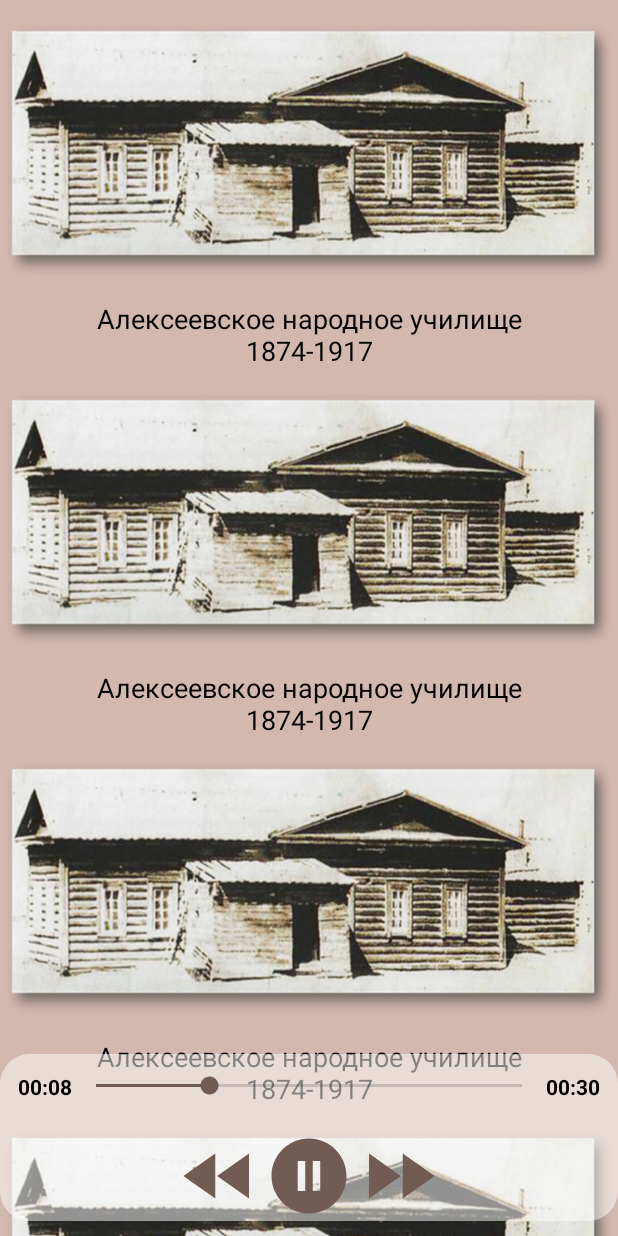
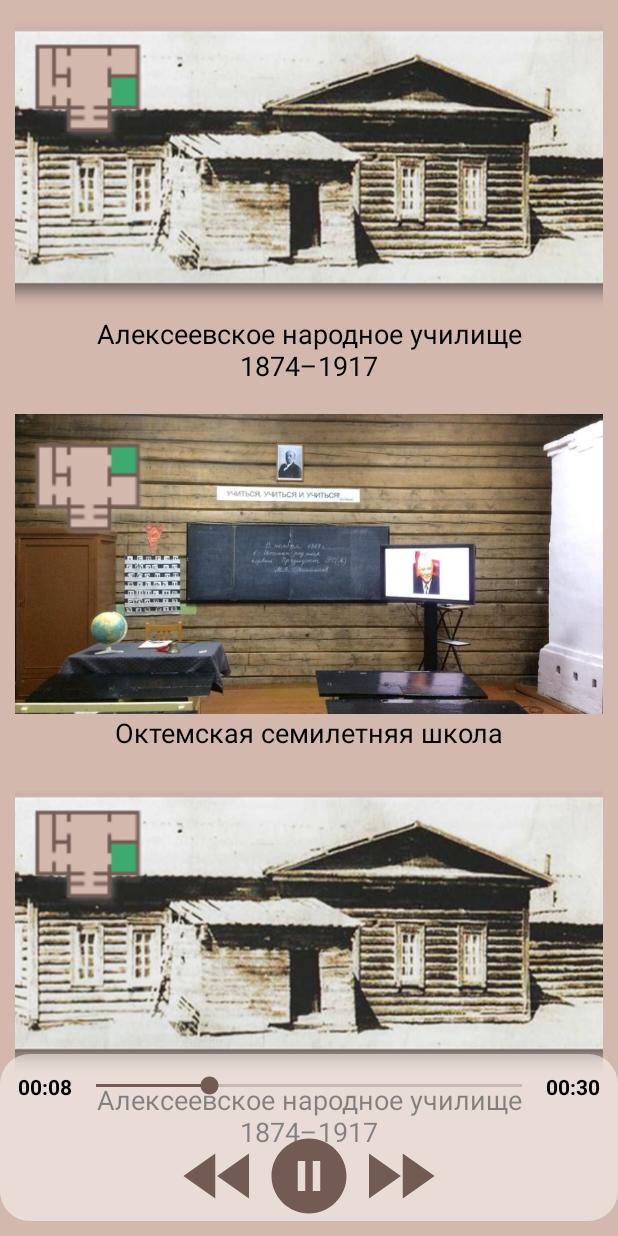
Before and after one commit to brearey/AudioGuide, an Android app: the screen it shows after launch (MainActivity), on a phone screen of 412 x 824 dp. Run offline under Robolectric (Android 15) with nearby library versions, the phone set to English and light mode, and no system bars.

Commit message:
# added map icons # added songs of welcome.mp3 and main_menu.mp3 # playing main_menu.mp3 after welcome.mp3

```diff
--- a/app/src/main/java/ru/oktemsec/audioguide/MainActivity.kt
+++ b/app/src/main/java/ru/oktemsec/audioguide/MainActivity.kt
@@ -8,7 +8,6 @@ import android.view.View
 import android.widget.ImageView
 import android.widget.SeekBar
 import android.widget.TextView
-import org.w3c.dom.Text
 import java.util.concurrent.TimeUnit
 
 class MainActivity : AppCompatActivity() {
@@ -30,7 +29,8 @@ class MainActivity : AppCompatActivity() {
         val btRew: ImageView = findViewById(R.id.bt_rew)
 
         // Media player
-        mediaPlayer = MediaPlayer.create(this, R.raw.song)
+        //https://www.narakeet.com/app/text-to-audio/
+        mediaPlayer = MediaPlayer.create(this, R.raw.welcome)
         mediaPlayer.setVolume(0.8f, 0.8f)
 
         //Make sure you update Seekbar on UI thread
@@ -40,13 +40,9 @@ class MainActivity : AppCompatActivity() {
                 handler.postDelayed(this, 500)
             }
         }
-        // Duration
-        val duration = mediaPlayer.duration.toLong()
-        val sDuration: String = convertFormat(duration)
-        playerDuration.text = sDuration
 
         btPlay.setOnClickListener {
-            playSound(btPlay, btPause, seekBar, runnable)
+            playSound(playerDuration, btPlay, btPause, seekBar, runnable)
         }
 
         btPause.setOnClickListener {
@@ -94,7 +90,13 @@ class MainActivity : AppCompatActivity() {
         }
 
         // Play on start app
-        playSound(btPlay, btPause, seekBar, runnable)
+        playSound(playerDuration, btPlay, btPause, seekBar, runnable)
+        // after welcome play Main menu sound
+        mediaPlayer.setOnCompletionListener {
+            mediaPlayer.reset()
+            mediaPlayer = MediaPlayer.create(this, R.raw.main_menu)
+            playSound(playerDuration, btPlay, btPause, seekBar, runnable)
+        }
     }
 
     private fun convertFormat(duration: Long): String {
@@ -105,7 +107,11 @@ class MainActivity : AppCompatActivity() {
         )
     }
 
-    private fun playSound(btnPlay: ImageView, btnPause:ImageView, seekBar: SeekBar, runnable: Runnable) {
+    private fun playSound(playerDuration: TextView, btnPlay: ImageView, btnPause:ImageView, seekBar: SeekBar, runnable: Runnable) {
+        // Duration
+        val duration = mediaPlayer.duration.toLong()
+        val sDuration: String = convertFormat(duration)
+        playerDuration.text = sDuration
         btnPlay.visibility = View.GONE
         btnPause.visibility = View.VISIBLE
         mediaPlayer.start()
--- a/app/src/main/res/layout/activity_main.xml
+++ b/app/src/main/res/layout/activity_main.xml
@@ -11,6 +11,7 @@
         android:layout_width="match_parent"
         android:layout_height="match_parent"
         android:contentDescription="@string/app_name"
+        android:padding="10dp"
         app:layout_constraintBottom_toBottomOf="parent"
         app:layout_constraintEnd_toEndOf="parent"
         app:layout_constraintStart_toStartOf="parent"
@@ -18,79 +19,109 @@
 
         <LinearLayout
             android:layout_width="match_parent"
-            android:layout_height="wrap_content"
+            android:layout_height="match_parent"
             android:orientation="vertical">
+            <!--First museum room-->
+            <RelativeLayout
+                android:layout_width="match_parent"
+                android:layout_height="wrap_content">
+                <!--Map-->
+                <ImageView
+                    android:layout_width="80dp"
+                    android:layout_height="80dp"
+                    android:src="@drawable/map1"
+                    android:layout_marginStart="10dp"
+                    android:layout_marginTop="10dp"
+                    android:translationZ="1dp"/>
                 <LinearLayout
                     android:layout_width="match_parent"
                     android:layout_height="wrap_content"
-                android:orientation="vertical">
+                    android:orientation="vertical"
+                    android:layout_marginBottom="20dp">
                     <ImageView
                         android:layout_width="match_parent"
                         android:layout_height="200dp"
                         android:src="@drawable/zal_alex_narod"
-                    android:contentDescription="zal_alex_narod"/>
+                        android:scaleType="centerCrop"
+                        android:contentDescription="@string/zal_alex_narod"/>
                     <TextView
                         android:layout_width="match_parent"
                         android:layout_height="wrap_content"
                         android:gravity="center"
-                    android:text="Алексеевское народное училище\n1874-1917"
+                        android:text="@string/zal_alex_narod"
                         android:textSize="18sp"
                         android:textColor="@color/primaryTextColor"/>
                 </LinearLayout>
-
+            </RelativeLayout>
+            <!--Second museum room-->
+            <RelativeLayout
+                android:layout_width="match_parent"
+                android:layout_height="wrap_content">
+                <!--Map-->
+                <ImageView
+                    android:layout_width="80dp"
+                    android:layout_height="80dp"
+                    android:src="@drawable/map2"
+                    android:layout_marginStart="10dp"
+                    android:layout_marginTop="10dp"
+                    android:translationZ="1dp"/>
                 <LinearLayout
                     android:layout_width="match_parent"
                     android:layout_height="wrap_content"
-                android:orientation="vertical">
+                    android:orientation="vertical"
+                    android:layout_marginBottom="20dp">
+                    <ImageView
+                        android:layout_width="match_parent"
+                        android:layout_height="200dp"
+                        android:src="@drawable/zal_okt_sevenyears"
+                        android:scaleType="centerCrop"
+                        android:contentDescription="@string/okt_seven_years"/>
+                    <TextView
+                        android:layout_width="match_parent"
+                        android:layout_height="wrap_content"
+                        android:gravity="center"
+                        android:text="@string/okt_seven_years"
+                        android:textSize="18sp"
+                        android:textColor="@color/primaryTextColor"/>
+                </LinearLayout>
+            </RelativeLayout>
+            <!--Third museum room-->
+            <RelativeLayout
+                android:layout_width="match_parent"
+                android:layout_height="wrap_content">
+                <!--Map-->
+                <ImageView
+                    android:layout_width="80dp"
+                    android:layout_height="80dp"
+                    android:src="@drawable/map1"
+                    android:layout_marginStart="10dp"
+                    android:layout_marginTop="10dp"
+                    android:translationZ="1dp"/>
+                <LinearLayout
+                    android:layout_width="match_parent"
+                    android:layout_height="wrap_content"
+                    android:orientation="vertical"
+                    android:layout_marginBottom="20dp">
                     <ImageView
                         android:layout_width="match_parent"
                         android:layout_height="200dp"
                         android:src="@drawable/zal_alex_narod"
-                    android:contentDescription="zal_alex_narod"/>
+                        android:scaleType="centerCrop"
+                        android:contentDescription="@string/zal_alex_narod"/>
                     <TextView
                         android:layout_width="match_parent"
                         android:layout_height="wrap_content"
                         android:gravity="center"
-                    android:text="Алексеевское народное училище\n1874-1917"
+                        android:text="@string/zal_alex_narod"
                         android:textSize="18sp"
                         android:textColor="@color/primaryTextColor"/>
                 </LinearLayout>
+            </RelativeLayout>
+            <!-- Space for scroll -->
+            <Space
+                android:layout_width="match_parent"
+                android:layout_height="100dp"/>
 
-            <LinearLayout
-                android:layout_width="match_parent"
-                android:layout_height="wrap_content"
-                android:orientation="vertical">
-                <ImageView
-                    android:layout_width="match_parent"
-                    android:layout_height="200dp"
-                    android:src="@drawable/zal_alex_narod"
-                    android:contentDescription="zal_alex_narod"/>
-                <TextView
-                    android:layout_width="match_parent"
-                    android:layout_height="wrap_content"
-                    android:gravity="center"
-                    android:text="Алексеевское народное училище\n1874-1917"
-                    android:textSize="18sp"
-                    android:textColor="@color/primaryTextColor"/>
-            </LinearLayout>
-
-            <LinearLayout
-                android:layout_width="match_parent"
-                android:layout_height="wrap_content"
-                android:orientation="vertical">
-                <ImageView
-                    android:layout_width="match_parent"
-                    android:layout_height="200dp"
-                    android:src="@drawable/zal_alex_narod"
-                    android:contentDescription="zal_alex_narod"/>
-                <TextView
-                    android:layout_width="match_parent"
-                    android:layout_height="wrap_content"
-                    android:gravity="center"
-                    android:text="Алексеевское народное училище\n1874-1917"
-                    android:textSize="18sp"
-                    android:textColor="@color/primaryTextColor"/>
-            </LinearLayout>
         </LinearLayout>
 
     </ScrollView>
--- a/app/src/main/res/values/strings.xml
+++ b/app/src/main/res/values/strings.xml
@@ -1,4 +1,6 @@
 <resources>
     <string name="app_name">AudioGuide</string>
     <string name="player_time_zero">00:00</string>
+    <string name="zal_alex_narod">Алексеевское народное училище\n1874–1917</string>
+    <string name="okt_seven_years">Октемская семилетняя школа</string>
 </resources>
```
Also changed, not shown: app/src/main/res/drawable/map1.png (added), app/src/main/res/drawable/map2.png (added), app/src/main/res/drawable/zal_okt_sevenyears.png (added), 2 other files. Lines whose indentation alone changed are shown as unchanged.
